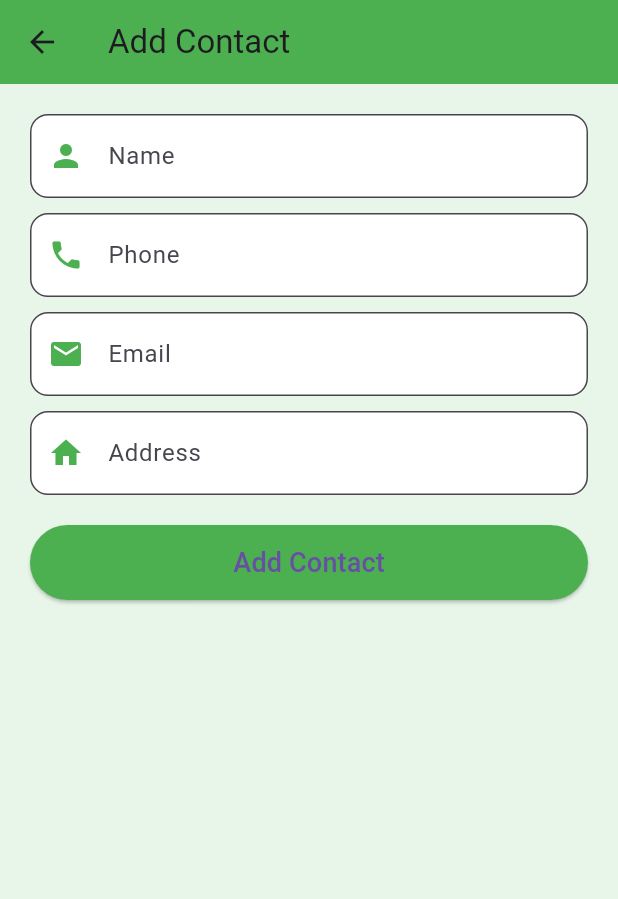
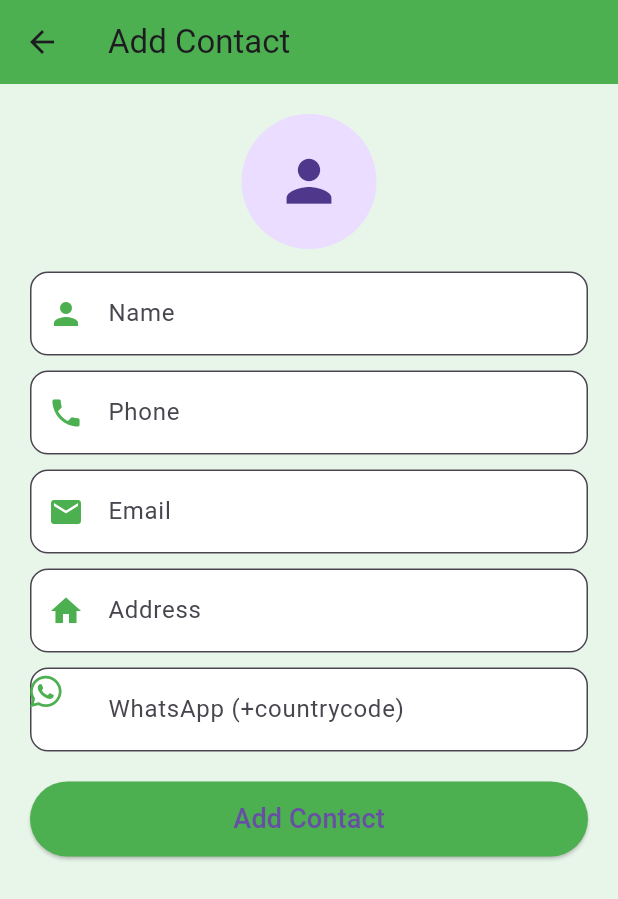
Before and after one commit to dkhilmaram/myapp_flutter, a Flutter app: the HomePage screen opened by its route, after a tap on the "add" icon, on a phone screen of 412 x 824 dp. Shown: the top 899 px of the screen. Run offline on Flutter 3.47's test engine with Material 3 defaults, Android fonts, the phone set to English and light mode, and no system bars; our stand-ins replace font_awesome_flutter, image_picker, sqflite; accounts and stored records are empty.

Commit message:
Update contacts pages: fixed WhatsApp icon and functionality

```diff
--- a/lib/database/db_helper.dart
+++ b/lib/database/db_helper.dart
@@ -1,25 +1,29 @@
+// lib/database/db_helper.dart
+import 'dart:io';
+import 'package:path/path.dart';
 import 'package:sqflite/sqflite.dart';
-import 'package:path/path.dart';
+import 'package:path_provider/path_provider.dart';
 
 class DBHelper {
-  static final DBHelper instance = DBHelper._init();
+  DBHelper._privateConstructor();
+  static final DBHelper instance = DBHelper._privateConstructor();
+
   static Database? _database;
+  Future<Database> get database async => _database ??= await _initDatabase();
 
-  DBHelper._init();
-
-  Future<Database> get database async {
-    if (_database != null) return _database!;
-    _database = await _initDB('my_contacts.db');
-    return _database!;
+  Future<Database> _initDatabase() async {
+    Directory documentsDirectory = await getApplicationDocumentsDirectory();
+    final path = join(documentsDirectory.path, 'app_contacts.db');
+    return await openDatabase(
+      path,
+      version: 1,
+      onCreate: _onCreate,
+      // onUpgrade: (db, oldV, newV) { /* handle migrations */ },
+    );
   }
 
-  Future<Database> _initDB(String filePath) async {
-    final dbPath = await getDatabasesPath();
-    final path = join(dbPath, filePath);
-    return await openDatabase(path, version: 1, onCreate: _createDB);
-  }
-
-  Future _createDB(Database db, int version) async {
+  Future _onCreate(Database db, int version) async {
+    // Users table (example)
     await db.execute('''
       CREATE TABLE users(
         id INTEGER PRIMARY KEY AUTOINCREMENT,
@@ -27,9 +31,10 @@ class DBHelper {
         email TEXT UNIQUE,
         phone TEXT,
         password TEXT
-      )
+      );
     ''');
 
+    // Contacts table including photoPath and whatsapp columns
     await db.execute('''
       CREATE TABLE contacts(
         id INTEGER PRIMARY KEY AUTOINCREMENT,
@@ -37,8 +42,11 @@ class DBHelper {
         name TEXT,
         phone TEXT,
         email TEXT,
-        address TEXT
-      )
+        address TEXT,
+        photoPath TEXT,
+        whatsapp TEXT,
+        FOREIGN KEY(userId) REFERENCES users(id)
+      );
     ''');
   }
 }
--- a/lib/models/contact.dart
+++ b/lib/models/contact.dart
@@ -1,10 +1,15 @@
+// lib/models/contact.dart
+import 'package:flutter/foundation.dart';
+
 class Contact {
-  final int? id;
-  final int? userId;
-  final String name;
-  final String phone;
-  final String email;
-  final String address;
+  final int? id;             // local DB id
+  final int? userId;         // owner user id
+  final String name;         // contact name
+  final String phone;        // phone number (primary)
+  final String email;        // email
+  final String address;      // address (optional)
+  final String? photoPath;   // local filesystem path to contact photo (nullable)
+  final String? whatsapp;    // whatsapp phone number in international format, e.g. +21612345678
 
   Contact({
     this.id,
@@ -13,8 +18,11 @@ class Contact {
     required this.phone,
     required this.email,
     this.address = '',
+    this.photoPath,
+    this.whatsapp,
   });
 
+  // Convert model -> map for SQLite insert/update
   Map<String, dynamic> toMap() {
     final map = <String, dynamic>{
       'userId': userId,
@@ -22,11 +30,14 @@ class Contact {
       'phone': phone,
       'email': email,
       'address': address,
+      'photoPath': photoPath,
+      'whatsapp': whatsapp,
     };
     if (id != null) map['id'] = id;
     return map;
   }
 
+  // Create a Contact from a DB row map
   factory Contact.fromMap(Map<String, dynamic> map) => Contact(
         id: map['id'] as int?,
         userId: map['userId'] as int?,
@@ -34,5 +45,7 @@ class Contact {
         phone: map['phone'] ?? '',
         email: map['email'] ?? '',
         address: map['address'] ?? '',
+        photoPath: map['photoPath'] as String?,
+        whatsapp: map['whatsapp'] as String?,
       );
 }
--- a/lib/providers/contact_provider.dart
+++ b/lib/providers/contact_provider.dart
@@ -7,7 +7,6 @@ class ContactProvider extends ChangeNotifier {
   List<Contact> _contacts = [];
   List<Contact> get contacts => _contacts;
 
-  // Load contacts for a given user
   Future<void> loadContacts(int userId) async {
     final db = await DBHelper.instance.database;
     final rows = await db.query(
@@ -20,11 +19,9 @@ class ContactProvider extends ChangeNotifier {
     notifyListeners();
   }
 
-  // Add new contact
   Future<void> addContact(Contact contact) async {
     final db = await DBHelper.instance.database;
     final id = await db.insert('contacts', contact.toMap());
-    // Add contact locally with assigned id
     _contacts.add(Contact(
       id: id,
       userId: contact.userId,
@@ -32,11 +29,12 @@ class ContactProvider extends ChangeNotifier {
       phone: contact.phone,
       email: contact.email,
       address: contact.address,
+      photoPath: contact.photoPath,
+      whatsapp: contact.whatsapp,
     ));
     notifyListeners();
   }
 
-  // Update existing contact
   Future<void> updateContact(Contact contact) async {
     if (contact.id == null) return;
     final db = await DBHelper.instance.database;
@@ -46,8 +44,6 @@ class ContactProvider extends ChangeNotifier {
       where: 'id = ?',
       whereArgs: [contact.id],
     );
-
-    // Update locally
     final index = _contacts.indexWhere((c) => c.id == contact.id);
     if (index != -1) {
       _contacts[index] = contact;
@@ -55,19 +51,13 @@ class ContactProvider extends ChangeNotifier {
     }
   }
 
-  // Delete a contact
   Future<void> deleteContact(int id) async {
     final db = await DBHelper.instance.database;
-    await db.delete(
-      'contacts',
-      where: 'id = ?',
-      whereArgs: [id],
-    );
+    await db.delete('contacts', where: 'id = ?', whereArgs: [id]);
     _contacts.removeWhere((c) => c.id == id);
     notifyListeners();
   }
 
-  // Clear contacts (for logout)
   void clearContacts() {
     _contacts = [];
     notifyListeners();
--- a/lib/screens/add_edit_contact_page.dart
+++ b/lib/screens/add_edit_contact_page.dart
@@ -1,5 +1,9 @@
+// lib/screens/add_edit_contact_page.dart
+import 'dart:io';
 import 'package:flutter/material.dart';
+import 'package:image_picker/image_picker.dart';
 import 'package:provider/provider.dart';
+import 'package:font_awesome_flutter/font_awesome_flutter.dart';
 import '../models/contact.dart';
 import '../providers/contact_provider.dart';
 import '../service/auth_service.dart';
@@ -17,7 +21,9 @@ class _AddEditContactPageState extends State<AddEditContactPage> {
   late TextEditingController _phone;
   late TextEditingController _email;
   late TextEditingController _address;
+  late TextEditingController _whatsapp;
 
+  String? _photoPath;
   bool _loading = false;
 
   @override
@@ -27,6 +33,14 @@ class _AddEditContactPageState extends State<AddEditContactPage> {
     _phone = TextEditingController(text: widget.contact?.phone ?? '');
     _email = TextEditingController(text: widget.contact?.email ?? '');
     _address = TextEditingController(text: widget.contact?.address ?? '');
+    _whatsapp = TextEditingController(text: widget.contact?.whatsapp ?? '');
+    _photoPath = widget.contact?.photoPath;
+  }
+
+  Future<void> _pickPhoto() async {
+    final picker = ImagePicker();
+    final XFile? picked = await picker.pickImage(source: ImageSource.gallery);
+    if (picked != null) setState(() => _photoPath = picked.path);
   }
 
   Future<void> _save() async {
@@ -44,6 +58,8 @@ class _AddEditContactPageState extends State<AddEditContactPage> {
       phone: _phone.text.trim(),
       email: _email.text.trim(),
       address: _address.text.trim(),
+      photoPath: _photoPath,
+      whatsapp: _whatsapp.text.trim(),
     );
 
     if (widget.contact == null) {
@@ -56,10 +72,10 @@ class _AddEditContactPageState extends State<AddEditContactPage> {
     Navigator.pop(context);
   }
 
-  InputDecoration fieldDecoration(String label, IconData icon) {
+  InputDecoration fieldDecoration(String label, Widget icon) {
     return InputDecoration(
       labelText: label,
-      prefixIcon: Icon(icon, color: Colors.green),
+      prefixIcon: icon,
       filled: true,
       fillColor: Colors.white,
       border: OutlineInputBorder(borderRadius: BorderRadius.circular(12)),
@@ -74,18 +90,56 @@ class _AddEditContactPageState extends State<AddEditContactPage> {
         title: Text(widget.contact == null ? "Add Contact" : "Edit Contact"),
         backgroundColor: Colors.green,
       ),
-      body: Padding(
+      body: SingleChildScrollView(
         padding: const EdgeInsets.all(20),
         child: Column(
           children: [
-            TextField(controller: _name, decoration: fieldDecoration("Name", Icons.person)),
+            GestureDetector(
+              onTap: _pickPhoto,
+              child: CircleAvatar(
+                radius: 45,
+                backgroundImage: _photoPath != null ? FileImage(File(_photoPath!)) : null,
+                child: _photoPath == null ? const Icon(Icons.person, size: 45) : null,
+              ),
+            ),
+            const SizedBox(height: 15),
+
+            TextField(
+              controller: _name,
+              decoration: fieldDecoration("Name", const Icon(Icons.person, color: Colors.green)),
+            ),
             const SizedBox(height: 10),
-            TextField(controller: _phone, decoration: fieldDecoration("Phone", Icons.phone)),
+
+            TextField(
+              controller: _phone,
+              decoration: fieldDecoration("Phone", const Icon(Icons.phone, color: Colors.green)),
+              keyboardType: TextInputType.phone,
+            ),
             const SizedBox(height: 10),
-            TextField(controller: _email, decoration: fieldDecoration("Email", Icons.email)),
+
+            TextField(
+              controller: _email,
+              decoration: fieldDecoration("Email", const Icon(Icons.email, color: Colors.green)),
+              keyboardType: TextInputType.emailAddress,
+            ),
             const SizedBox(height: 10),
-            TextField(controller: _address, decoration: fieldDecoration("Address", Icons.home)),
+
+            TextField(
+              controller: _address,
+              decoration: fieldDecoration("Address", const Icon(Icons.home, color: Colors.green)),
+            ),
+            const SizedBox(height: 10),
+
+            TextField(
+              controller: _whatsapp,
+              decoration: fieldDecoration(
+                "WhatsApp (+countrycode)",
+                const FaIcon(FontAwesomeIcons.whatsapp, color: Colors.green),
+              ),
+              keyboardType: TextInputType.phone,
+            ),
             const SizedBox(height: 20),
+
             ElevatedButton(
               onPressed: _loading ? null : _save,
               style: ElevatedButton.styleFrom(
@@ -94,8 +148,11 @@ class _AddEditContactPageState extends State<AddEditContactPage> {
               ),
               child: _loading
                   ? const CircularProgressIndicator(color: Colors.white)
-                  : Text(widget.contact == null ? "Add Contact" : "Save Contact", style: const TextStyle(fontSize: 18)),
-            )
+                  : Text(
+                      widget.contact == null ? "Add Contact" : "Save Contact",
+                      style: const TextStyle(fontSize: 18),
+                    ),
+            ),
           ],
         ),
       ),
--- a/lib/screens/home_page.dart
+++ b/lib/screens/home_page.dart
@@ -1,6 +1,9 @@
 // lib/screens/home_page.dart
+import 'dart:io';
 import 'package:flutter/material.dart';
 import 'package:provider/provider.dart';
+import 'package:url_launcher/url_launcher.dart';
+import 'package:font_awesome_flutter/font_awesome_flutter.dart';
 import '../service/auth_service.dart';
 import '../providers/contact_provider.dart';
 import 'add_edit_contact_page.dart';
@@ -16,11 +19,19 @@ class _HomePageState extends State<HomePage> {
   @override
   void initState() {
     super.initState();
-    // Load contacts for the current user
     final auth = Provider.of<AuthService>(context, listen: false);
     final provider = Provider.of<ContactProvider>(context, listen: false);
-    if (auth.currentUser != null) {
-      provider.loadContacts(auth.currentUser!.id);
+    if (auth.currentUser != null) provider.loadContacts(auth.currentUser!.id);
+  }
+
+  Future<void> _openWhatsApp(String number) async {
+    final clean = number.replaceAll(RegExp(r'[^0-9]'), '');
+    final url = Uri.parse("https://wa.me/$clean");
+
+    if (!await launchUrl(url, mode: LaunchMode.externalApplication)) {
+      ScaffoldMessenger.of(context).showSnackBar(
+        const SnackBar(content: Text("Cannot open WhatsApp.")),
+      );
     }
   }
 
@@ -46,40 +57,46 @@ class _HomePageState extends State<HomePage> {
         ],
       ),
       body: provider.contacts.isEmpty
-          ? const Center(
-              child: Text(
-                "No contacts yet",
-                style: TextStyle(fontSize: 18),
-              ),
-            )
+          ? const Center(child: Text("No contacts yet", style: TextStyle(fontSize: 18)))
           : ListView.builder(
               itemCount: provider.contacts.length,
               itemBuilder: (context, index) {
                 final c = provider.contacts[index];
                 return Card(
                   color: Colors.green.shade100,
-                  margin:
-                      const EdgeInsets.symmetric(vertical: 5, horizontal: 10),
+                  margin: const EdgeInsets.symmetric(vertical: 5, horizontal: 10),
                   child: ListTile(
-                    title: Text(c.name,
-                        style: const TextStyle(fontWeight: FontWeight.bold)),
+                    leading: c.photoPath != null && c.photoPath!.isNotEmpty
+                        ? CircleAvatar(
+                            radius: 24,
+                            backgroundImage: FileImage(File(c.photoPath!)),
+                          )
+                        : CircleAvatar(
+                            radius: 24,
+                            child: Text(
+                              c.name.isNotEmpty ? c.name[0].toUpperCase() : '?',
+                              style: const TextStyle(fontWeight: FontWeight.bold),
+                            ),
+                          ),
+                    title: Text(c.name, style: const TextStyle(fontWeight: FontWeight.bold)),
                     subtitle: Text(c.phone),
                     trailing: Row(
                       mainAxisSize: MainAxisSize.min,
                       children: [
+                        if (c.whatsapp != null && c.whatsapp!.isNotEmpty)
+                          IconButton(
+                            icon: const FaIcon(FontAwesomeIcons.whatsapp, color: Colors.green),
+                            onPressed: () => _openWhatsApp(c.whatsapp!),
+                          ),
                         IconButton(
                           icon: const Icon(Icons.edit, color: Colors.blue),
                           onPressed: () async {
                             await Navigator.push(
                               context,
-                              MaterialPageRoute(
-                                builder: (_) =>
-                                    AddEditContactPage(contact: c),
-                              ),
+                              MaterialPageRoute(builder: (_) => AddEditContactPage(contact: c)),
                             );
-                            if (auth.currentUser != null) {
-                              provider.loadContacts(auth.currentUser!.id);
-                            }
+                            final authUser = Provider.of<AuthService>(context, listen: false).currentUser;
+                            if (authUser != null) provider.loadContacts(authUser.id);
                           },
                         ),
                         IconButton(
@@ -87,9 +104,8 @@ class _HomePageState extends State<HomePage> {
                           onPressed: () async {
                             if (c.id != null) {
                               await provider.deleteContact(c.id!);
-                              if (auth.currentUser != null) {
-                                provider.loadContacts(auth.currentUser!.id);
-                              }
+                              final authUser = Provider.of<AuthService>(context, listen: false).currentUser;
+                              if (authUser != null) provider.loadContacts(authUser.id);
                             }
                           },
                         ),
@@ -105,13 +121,10 @@ class _HomePageState extends State<HomePage> {
         onPressed: () async {
           await Navigator.push(
             context,
-            MaterialPageRoute(
-              builder: (_) => const AddEditContactPage(),
-            ),
+            MaterialPageRoute(builder: (_) => const AddEditContactPage()),
           );
-          if (auth.currentUser != null) {
-            provider.loadContacts(auth.currentUser!.id);
-          }
+          final authUser = Provider.of<AuthService>(context, listen: false).currentUser;
+          if (authUser != null) provider.loadContacts(authUser.id);
         },
       ),
     );
```
Also changed, not shown: pubspec.yaml (+7 -6 lines), pubspec.lock, 5 other files.
